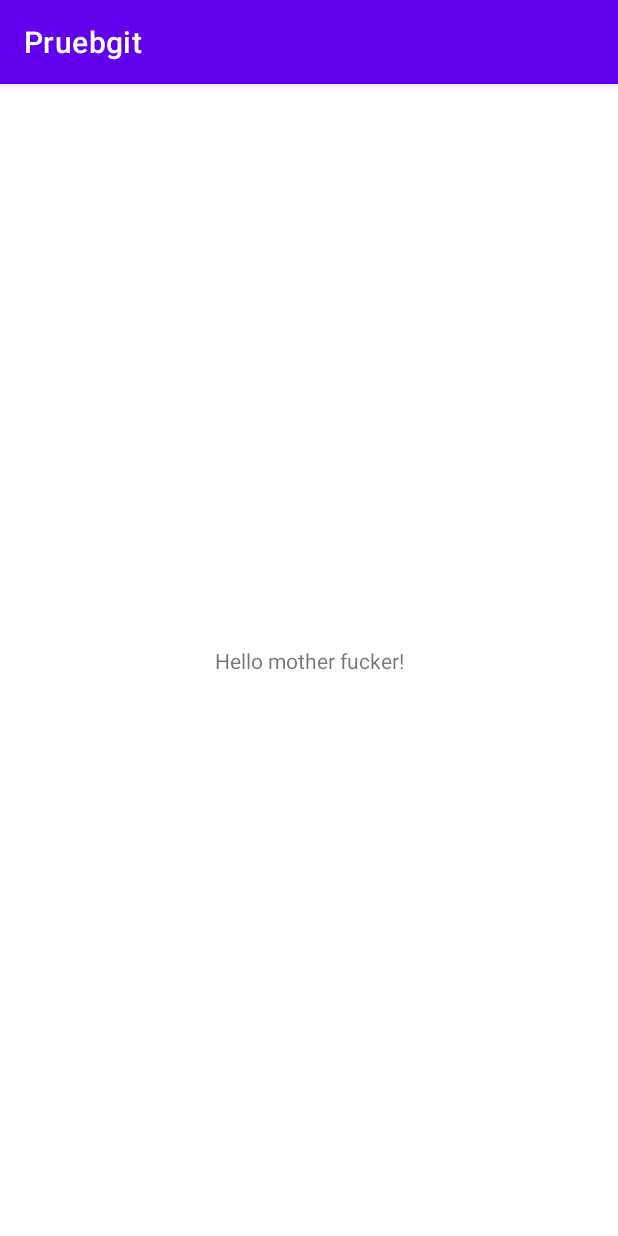
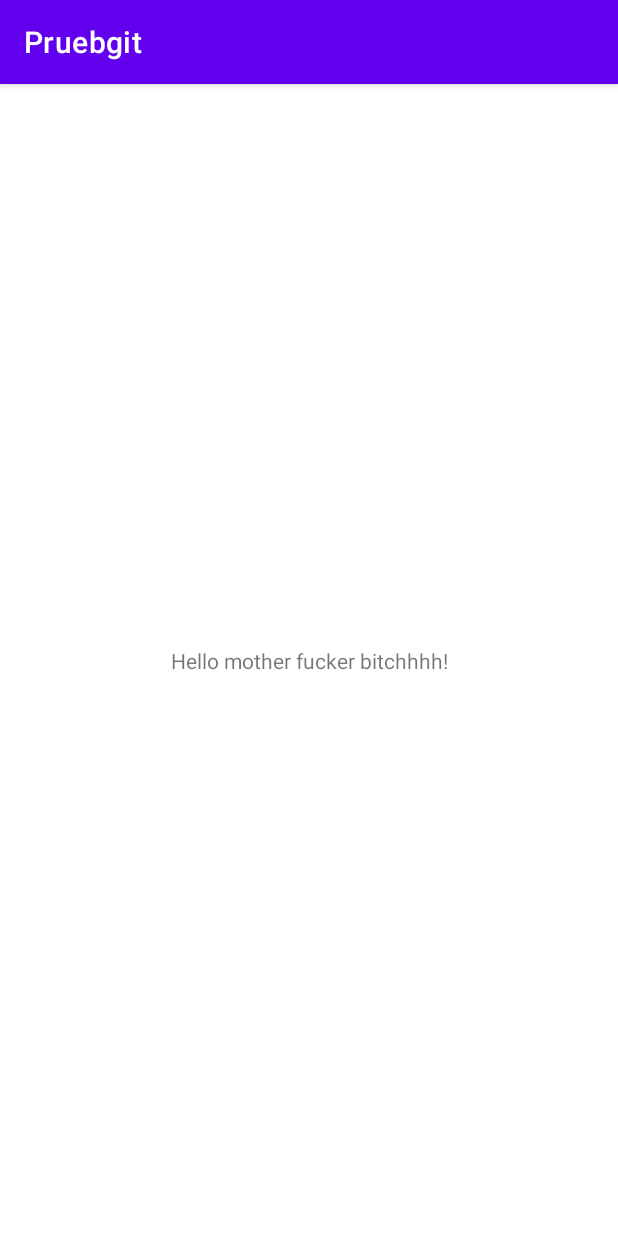
Before and after one commit to JosueAlvarado50/gitAndroidApp, an Android app: the screen it shows after launch (MainActivity), on a phone screen of 412 x 824 dp. Run offline under Robolectric (Android 15) with nearby library versions, the phone set to English and light mode, and no system bars.

Commit message:
cambio de prueba

```diff
--- a/AndroidStudioProjects/Pruebgit/app/src/main/res/layout/activity_main.xml
+++ b/AndroidStudioProjects/Pruebgit/app/src/main/res/layout/activity_main.xml
@@ -9,7 +9,7 @@
     <TextView
         android:layout_width="wrap_content"
         android:layout_height="wrap_content"
-        android:text="Hello mother fucker!"
+        android:text="Hello mother fucker bitchhhh!"
         app:layout_constraintBottom_toBottomOf="parent"
         app:layout_constraintLeft_toLeftOf="parent"
         app:layout_constraintRight_toRightOf="parent"
```
